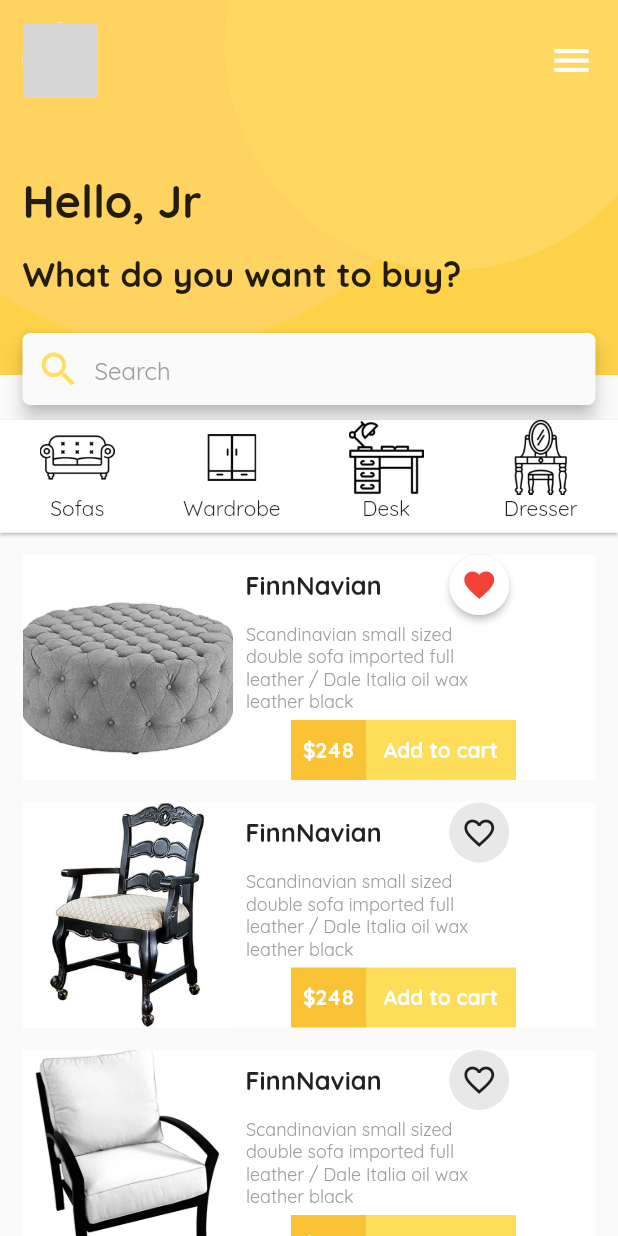
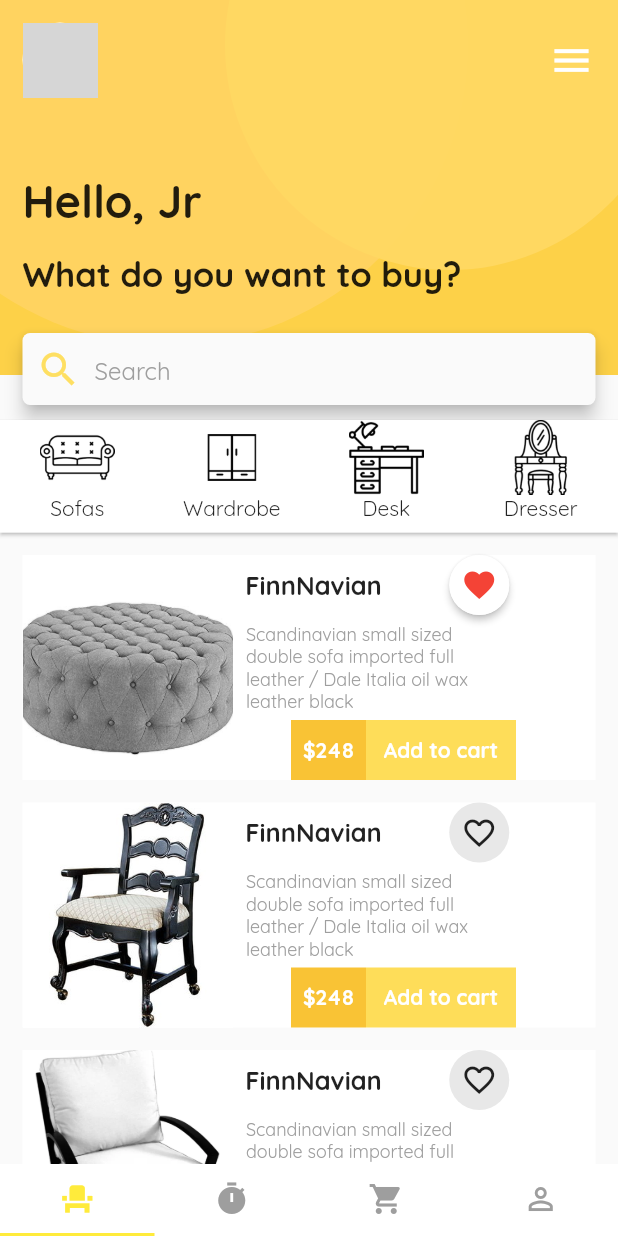
Before and after one commit to hjJunior/flutter-furniture-app, a Flutter app: the screen it shows after launch, on a phone screen of 412 x 824 dp. Run offline on Flutter 3.47's test engine with Material 2 defaults, Android fonts, the phone set to English and light mode, and no system bars; network calls fail; grey boxes are pictures that could not be loaded.

```diff
--- a/lib/src/screens/home.dart
+++ b/lib/src/screens/home.dart
@@ -3,7 +3,27 @@ import 'package:flutter_furniture_app/src/widgets/header/header.dart';
 import 'package:flutter_furniture_app/src/widgets/tab_bar/tab_bar.dart';
 import 'package:flutter_furniture_app/src/widgets/list_items/item_card.dart';
 
-class Home extends StatelessWidget {
+class Home extends StatefulWidget {
+  @override
+  _HomeState createState() => _HomeState();
+}
+
+class _HomeState extends State<Home> with SingleTickerProviderStateMixin {
+  TabController controller;
+
+  @override
+  void initState() {
+    // TODO: implement initState
+    super.initState();
+    controller = new TabController(length: 4, vsync: this);
+  }
+
+  @override
+  void dispose() {
+    // TODO: implement dispose
+    controller.dispose();
+    super.dispose();
+  }
 
   @override
   Widget build(BuildContext context) => Scaffold(
@@ -27,11 +47,24 @@ class Home extends StatelessWidget {
                 title: 'FinnNavian',
                 imgPath: 'assets/images/chair.jpg',
                 isFavorite: true
-            )
+            ),
+            SizedBox(height: 15.0,)
           ],
         )
       ],
     ),
+    bottomNavigationBar: Material(
+      color: Colors.white,
+      child: TabBar(
+        controller: controller,
+        indicatorColor: Colors.yellow,
+        tabs: <Widget>[
+          Tab(icon: Icon(Icons.event_seat, color: Colors.yellow)),
+          Tab(icon: Icon(Icons.timer, color: Colors.grey)),
+          Tab(icon: Icon(Icons.shopping_cart, color: Colors.grey)),
+          Tab(icon: Icon(Icons.person_outline, color: Colors.grey))
+        ],
+      ),
+    ),
   );
-
 }
```
Lines whose indentation alone changed are shown as unchanged.
